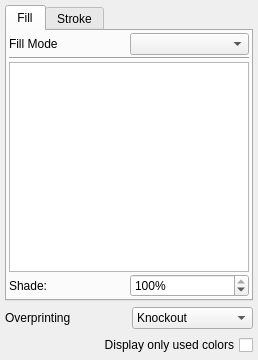
Above: scribus/ui/colorpalette.ui from scribusproject/scribus before the change. Below: the same form after it.
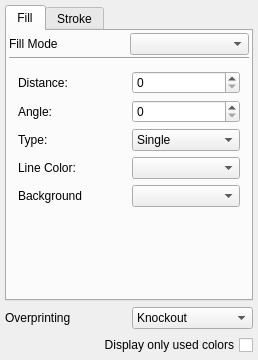
That is the form after the change. The open tabs and pages were chosen to show the change. Custom widgets are drawn as their Qt base class.

```diff
--- a/scribus/ui/colorpalette.ui
+++ b/scribus/ui/colorpalette.ui
@@ -534,6 +534,93 @@
            </item>
           </layout>
          </widget>
+         <widget class="QWidget" name="page">
+          <layout class="QVBoxLayout" name="verticalLayout_12">
+           <item>
+            <layout class="QGridLayout" name="gridLayout">
+             <item row="0" column="0">
+              <widget class="QLabel" name="label_8">
+               <property name="text">
+                <string>Distance:</string>
+               </property>
+              </widget>
+             </item>
+             <item row="0" column="1">
+              <widget class="ScrSpinBox" name="hatchDist"/>
+             </item>
+             <item row="1" column="0">
+              <widget class="QLabel" name="label_10">
+               <property name="text">
+                <string>Angle:</string>
+               </property>
+              </widget>
+             </item>
+             <item row="1" column="1">
+              <widget class="ScrSpinBox" name="hatchAngle"/>
+             </item>
+             <item row="2" column="0">
+              <widget class="QLabel" name="label_11">
+               <property name="text">
+                <string>Type:</string>
+               </property>
+              </widget>
+             </item>
+             <item row="2" column="1">
+              <widget class="QComboBox" name="hatchType">
+               <item>
+                <property name="text">
+                 <string>Single</string>
+                </property>
+               </item>
+               <item>
+                <property name="text">
+                 <string>Double</string>
+                </property>
+               </item>
+               <item>
+                <property name="text">
+                 <string>Triple</string>
+                </property>
+               </item>
+              </widget>
+             </item>
+             <item row="3" column="0">
+              <widget class="QLabel" name="label_12">
+               <property name="text">
+                <string>Line Color:</string>
+               </property>
+              </widget>
+             </item>
+             <item row="3" column="1">
+              <widget class="ColorCombo" name="hatchLineColor"/>
+             </item>
+             <item row="4" column="0">
+              <widget class="QLabel" name="label_13">
+               <property name="text">
+                <string>Background</string>
+               </property>
+              </widget>
+             </item>
+             <item row="4" column="1">
+              <widget class="ColorCombo" name="hatchBackground"/>
+             </item>
+            </layout>
+           </item>
+           <item>
+            <spacer name="verticalSpacer_3">
+             <property name="orientation">
+              <enum>Qt::Vertical</enum>
+             </property>
+             <property name="sizeHint" stdset="0">
+              <size>
+               <width>20</width>
+               <height>75</height>
+              </size>
+             </property>
+            </spacer>
+           </item>
+          </layout>
+         </widget>
          <widget class="QWidget" name="patternFillPage">
           <layout class="QVBoxLayout" name="verticalLayout_6">
            <property name="spacing">
```
Left out of the diff: 121 changed lines with no effect on the pictures.
